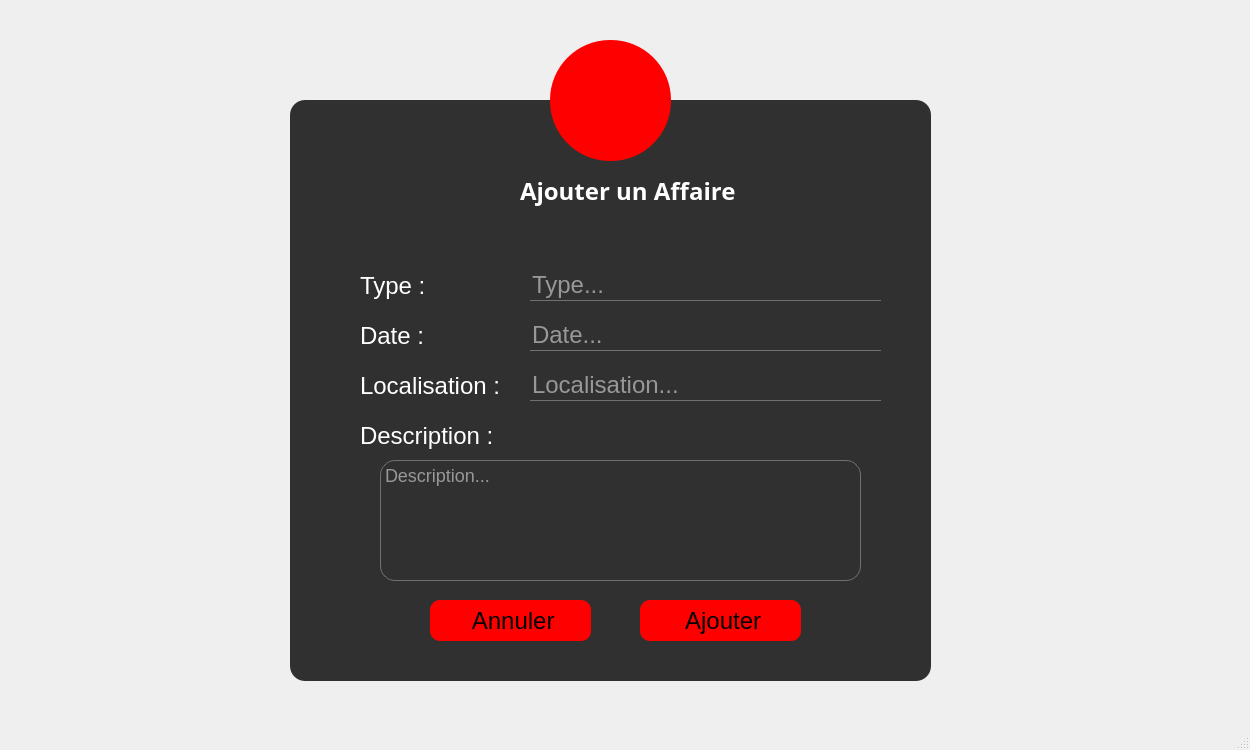
Qt form affairesjuridiques.ui (nefissaKhiari/Smart_Plolice_Station) before a commit.
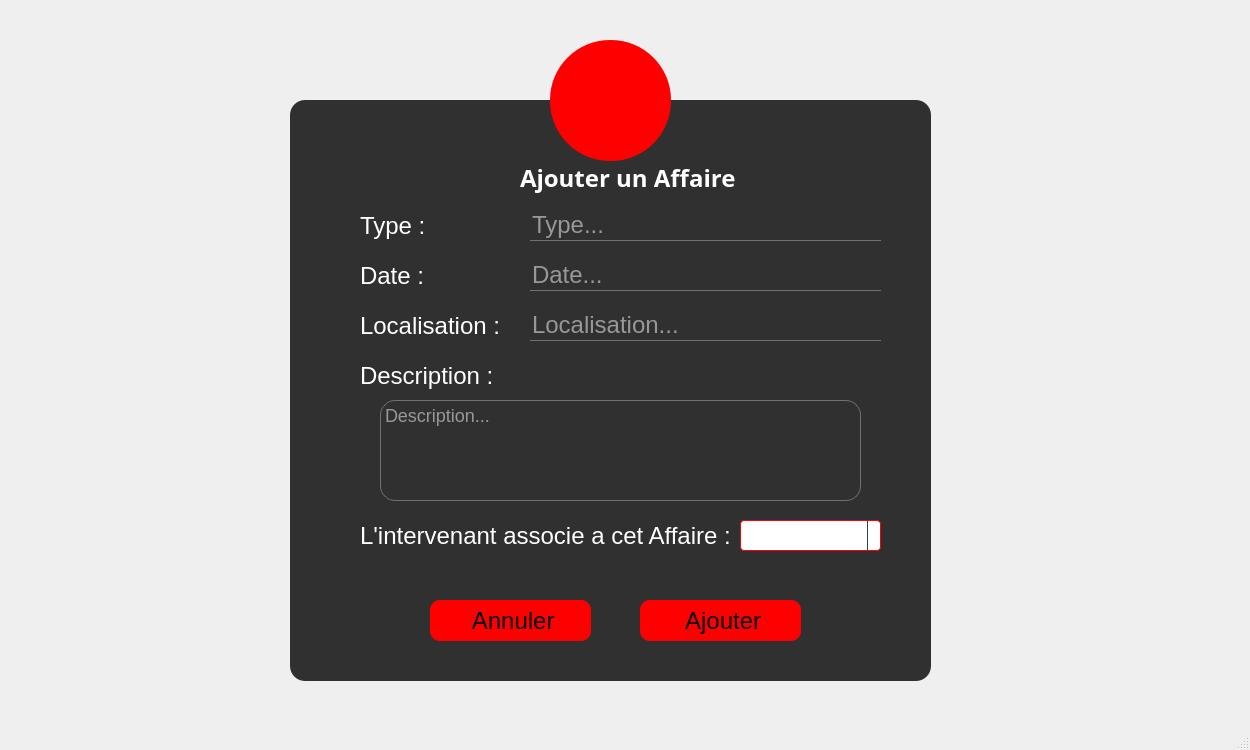
The same form after that commit. The open tabs and pages were chosen to show the change. Icons and pictures are not drawn.

Patch:
```diff
--- a/affairesjuridiques.ui
+++ b/affairesjuridiques.ui
@@ -1847,7 +1847,7 @@
        <property name="geometry">
         <rect>
          <x>230</x>
-         <y>70</y>
+         <y>57</y>
          <width>281</width>
          <height>41</height>
         </rect>
@@ -1871,7 +1871,7 @@
        <property name="geometry">
         <rect>
          <x>70</x>
-         <y>170</y>
+         <y>110</y>
          <width>121</width>
          <height>31</height>
         </rect>
@@ -1887,7 +1887,7 @@
        <property name="geometry">
         <rect>
          <x>70</x>
-         <y>220</y>
+         <y>160</y>
          <width>121</width>
          <height>31</height>
         </rect>
@@ -1903,7 +1903,7 @@
        <property name="geometry">
         <rect>
          <x>70</x>
-         <y>270</y>
+         <y>210</y>
          <width>151</width>
          <height>31</height>
         </rect>
@@ -1919,7 +1919,7 @@
        <property name="geometry">
         <rect>
          <x>240</x>
-         <y>170</y>
+         <y>110</y>
          <width>351</width>
          <height>31</height>
         </rect>
@@ -1932,7 +1932,7 @@
        <property name="geometry">
         <rect>
          <x>240</x>
-         <y>220</y>
+         <y>160</y>
          <width>351</width>
          <height>31</height>
         </rect>
@@ -1945,7 +1945,7 @@
        <property name="geometry">
         <rect>
          <x>240</x>
-         <y>270</y>
+         <y>210</y>
          <width>351</width>
          <height>31</height>
         </rect>
@@ -2010,7 +2010,7 @@
        <property name="geometry">
         <rect>
          <x>180</x>
-         <y>73</y>
+         <y>60</y>
          <width>61</width>
          <height>41</height>
         </rect>
@@ -2036,7 +2036,7 @@
        <property name="geometry">
         <rect>
          <x>70</x>
-         <y>320</y>
+         <y>260</y>
          <width>151</width>
          <height>31</height>
         </rect>
@@ -2052,9 +2052,9 @@
        <property name="geometry">
         <rect>
          <x>90</x>
-         <y>360</y>
+         <y>300</y>
          <width>481</width>
-         <height>121</height>
+         <height>101</height>
         </rect>
        </property>
        <property name="styleSheet">
@@ -2064,6 +2064,92 @@
         <string>Description...</string>
        </property>
       </widget>
+      <widget class="QComboBox" name="CB_ACinIntAffaire">
+       <property name="geometry">
+        <rect>
+         <x>450</x>
+         <y>420</y>
+         <width>141</width>
+         <height>31</height>
+        </rect>
+       </property>
+       <property name="styleSheet">
+        <string notr="true">QComboBox {
+  border: 1px solid red;
+  border-radius: 4px;
+  background: white;
+}
+
+QComboBox QAbstractItemView {
+  border: 1px solid black;
+  border-radius: 0;
+  background-color: white;
+  selection-background-color:#305068;
+}
+
+QComboBox QAbstractItemView:hover {
+  background-color: white;
+  color: #F0F0F0;
+}
+
+QComboBox QAbstractItemView:selected {
+  background: #1464A0;
+  color: #32414B;
+}
+
+QComboBox QAbstractItemView:alternate {
+  background: #19232D;
+}
+
+QComboBox:disabled {
+  background-color: #19232D;
+  color: #787878;
+}
+
+QComboBox:hover {
+  border: 1px solid #148CD2;
+}
+
+QComboBox:focus {
+  border: 1px solid #1464A0;
+}
+
+QComboBox:on {
+  selection-background-color: #1464A0;
+}
+
+QComboBox::item:checked {
+  font-weight: bold;
+}
+
+QComboBox::item:selected {
+  border: 0px solid transparent;
+}
+
+QComboBox::drop-down {
+  subcontrol-origin: padding;
+  subcontrol-position: top right;
+  width: 12px;
+  border-left: 1px solid #32414B;
+}</string>
+       </property>
+      </widget>
+      <widget class="QLabel" name="L_ACinIntAffaire">
+       <property name="geometry">
+        <rect>
+         <x>70</x>
+         <y>420</y>
+         <width>381</width>
+         <height>31</height>
+        </rect>
+       </property>
+       <property name="styleSheet">
+        <string notr="true">background: transparent;</string>
+       </property>
+       <property name="text">
+        <string>L'intervenant associe a cet Affaire :</string>
+       </property>
+      </widget>
      </widget>
      <zorder>frame_8</zorder>
      <zorder>toolButton_8</zorder>
```
Left out of the diff: 56 changed lines with no effect on the pictures.
